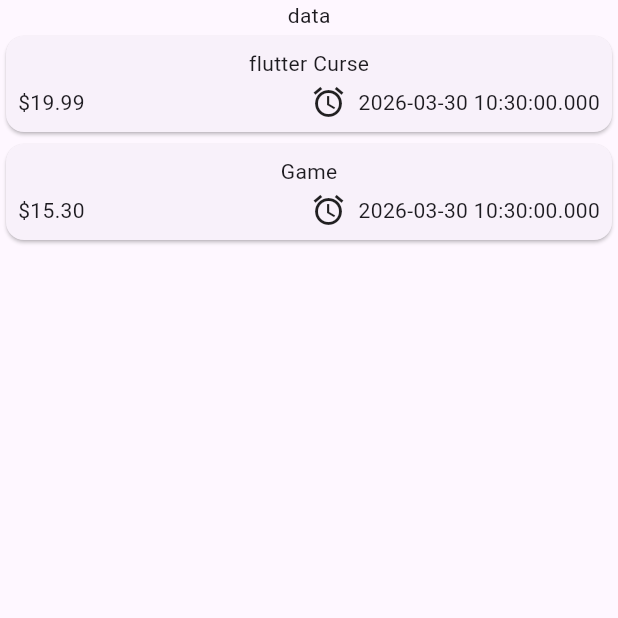
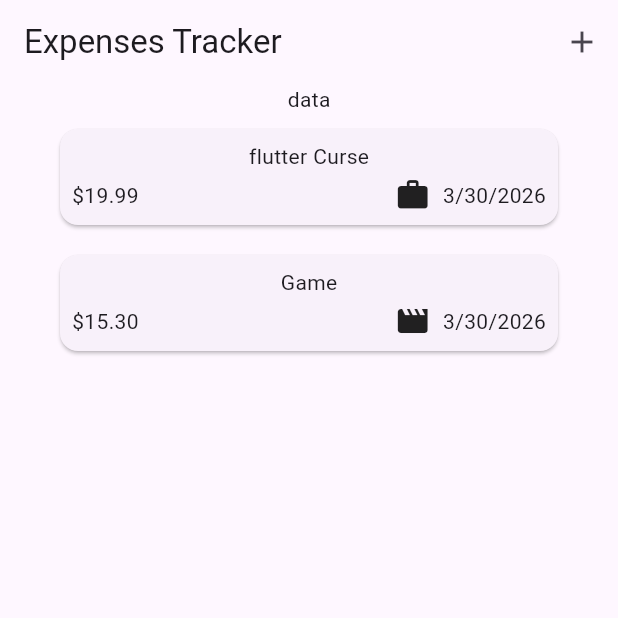
Before and after one commit to Perr4/expense_traker, a Flutter app: the screen it shows after launch, on a phone screen of 412 x 824 dp, the top half of it. Run offline on Flutter 3.47's test engine with Material 3 defaults, Android fonts, the phone set to English and light mode, and no system bars.

Commit message:
Add NewExpenses widget and enhance expense management features

```diff
--- a/lib/main.dart
+++ b/lib/main.dart
@@ -14,6 +14,7 @@ class MyApp extends StatelessWidget {
     return MaterialApp(
       title: 'ExpenseCounter',
       theme: ThemeData(
+        useMaterial3: true,
         colorScheme: .fromSeed(seedColor: Colors.deepPurple),
       ),
       home: const Expenses(),
--- a/lib/model/expense.dart
+++ b/lib/model/expense.dart
@@ -1,10 +1,17 @@
 //comment
+import 'package:flutter/material.dart';
 import 'package:uuid/uuid.dart';
+import 'package:intl/intl.dart';
 
 final uuid = Uuid();
-
+final formatter = DateFormat.yMd();
 enum Category { cibo, viaggi, lavoro, svago }
-
+const categoryIcons = {
+Category.cibo : Icons.lunch_dining,
+Category.viaggi : Icons.flight_takeoff,
+Category.svago : Icons.movie,
+Category.lavoro : Icons.work,
+};
 class Expense {
   Expense({
     required this.amount,
@@ -18,4 +25,8 @@ class Expense {
   final double amount;
   final DateTime date;
   final Category tipo;
+
+  String get fomattedDate{
+    return formatter.format(date);
+  }
 }
--- a/lib/widget/expenses.dart
+++ b/lib/widget/expenses.dart
@@ -1,5 +1,6 @@
 import 'package:expense_traker/model/expense.dart';
 import 'package:expense_traker/widget/expenses_list/expenses_list.dart';
+import 'package:expense_traker/widget/new_expenses.dart';
 import 'package:flutter/material.dart';
 
 class Expenses extends StatefulWidget {
@@ -27,17 +28,25 @@ class _ExpensesState extends State<Expenses> {
     ),
   ];
 
+
+  void _openAddExpenseOverlay(){
+    showModalBottomSheet(context: context, builder:(ctx)=>const NewExpenses());
+
+  }
+
+
   @override
   Widget build(BuildContext context) {
     return Scaffold(
-      body: Center(
-        child: Column(
-
-          children: [
-            Text("data"),
-            Expanded(child: ExpensesList(expenses: _registeredExpenses)),
-          ],
-        ),
+      appBar: AppBar(
+        title:const Text("Expenses Tracker"),
+        actions: [IconButton(onPressed: _openAddExpenseOverlay, icon: Icon(Icons.add))],
+      ),
+      body: Column(
+        children: [
+          Text("data"),
+          Expanded(child: ExpensesList(expenses: _registeredExpenses)),
+        ],
       ),
     );
   }
--- a/lib/widget/expenses_list/expenses_item.dart
+++ b/lib/widget/expenses_list/expenses_item.dart
@@ -1,5 +1,6 @@
 import 'package:expense_traker/model/expense.dart';
 import 'package:flutter/material.dart';
+
 
 class ExpensesItem extends StatelessWidget {
   const ExpensesItem({required this.expense, super.key});
@@ -8,7 +9,7 @@ class ExpensesItem extends StatelessWidget {
   @override
   Widget build(BuildContext context) {
     return Card(
-      // margin: EdgeInsets.symmetric(vertical: 10, horizontal: 40),
+       margin: EdgeInsets.symmetric(vertical: 10, horizontal: 40),
       child: Padding(
         padding: const EdgeInsets.all(8.0),
         child: Column(
@@ -21,9 +22,9 @@ class ExpensesItem extends StatelessWidget {
                 Text('\$${expense.amount.toStringAsFixed(2)}'),   Spacer(),
                 Row(
                   children: [
-                    const Icon(Icons.alarm),
+                    Icon(categoryIcons[expense.tipo]),
                     const SizedBox(width: 8),
-                    Text(expense.date.toString()),
+                    Text(expense.fomattedDate),
                   ],
                 ),
               ],
--- a/pubspec.yaml
+++ b/pubspec.yaml
@@ -35,6 +35,7 @@ dependencies:
   # Use with the CupertinoIcons class for iOS style icons.
   cupertino_icons: ^1.0.8
   uuid: ^4.5.3
+  intl: ^0.20.2
 
 dev_dependencies:
   flutter_test:
```
Also changed, not shown: lib/widget/new_expenses.dart (added, +39 -0 lines), pubspec.lock.
